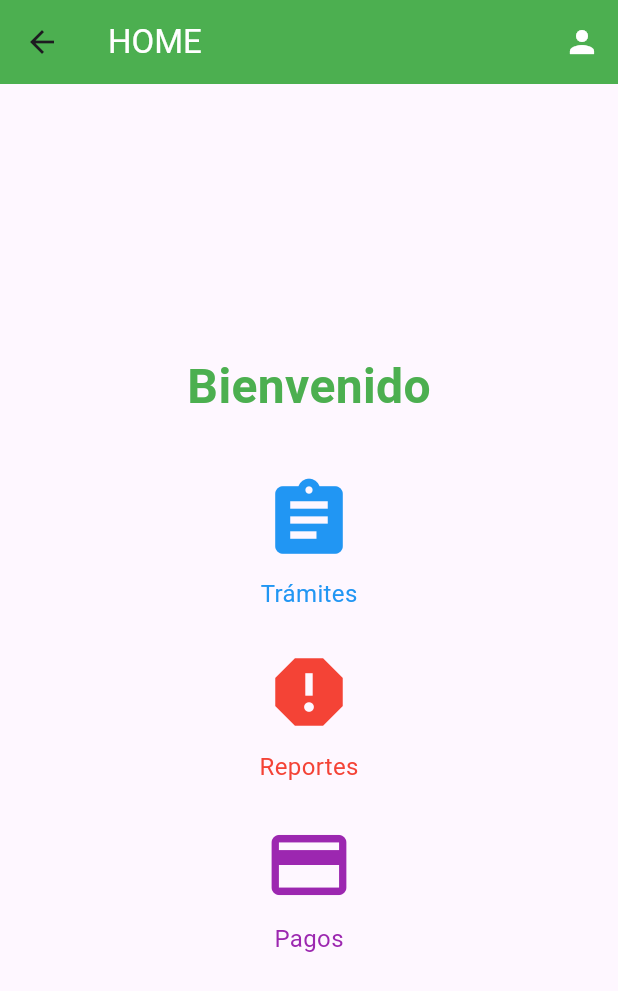
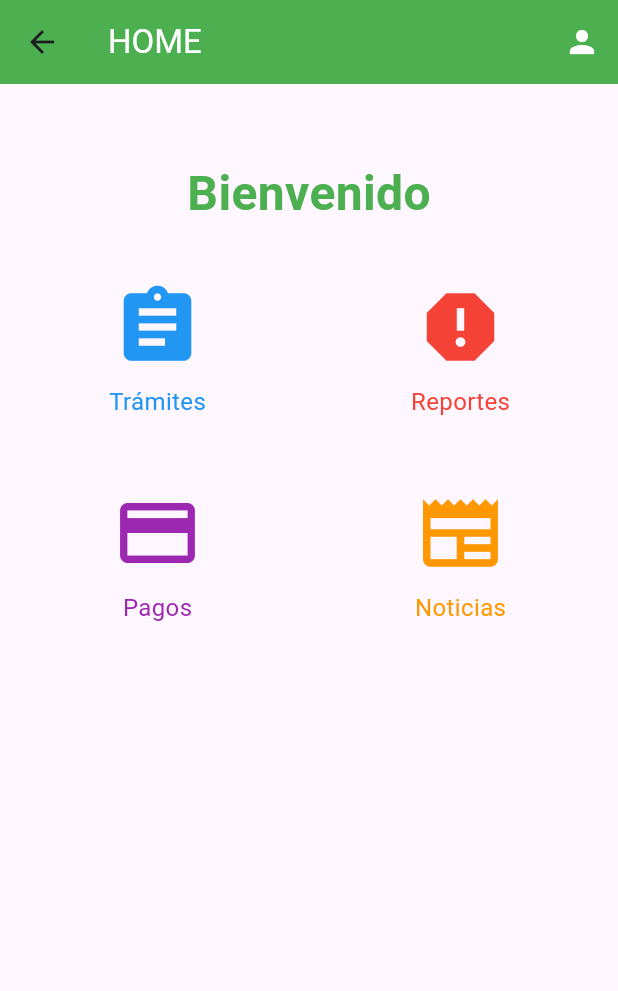
Before and after one commit to gerrycode01/gps_semovil, a Flutter app: the UserHomePage screen opened by its route, on a phone screen of 412 x 824 dp. Shown: the top 991 px of the screen. Run offline on Flutter 3.47's test engine with Material 3 defaults, Android fonts, the phone set to English and light mode, and no system bars; our stand-ins replace cloud_firestore, firebase_auth, firebase_core; accounts and stored records are empty.

Commit message:
diseño de noticias listo, funcionalidad en espera

```diff
--- a/lib/user/screens/user_home_page.dart
+++ b/lib/user/screens/user_home_page.dart
@@ -1,5 +1,6 @@
 import 'package:flutter/material.dart';
 import 'package:gps_semovil/user/screens/%20formalities/options.dart';
+import 'package:gps_semovil/user/screens/news/news.dart';
 import 'package:gps_semovil/user/screens/user_settings.dart';
 
 class MyApp extends StatelessWidget {
@@ -41,37 +42,55 @@ class _UserHomePageState extends State<UserHomePage> {
           )
         ],
       ),
-      body: Center(
-        child: Column(
+      body: Column(
         mainAxisAlignment: MainAxisAlignment.center,
-          children: <Widget>[
-            const Text(
+        children: [
+          SizedBox(height: 50,),
+          const Padding(
+            padding: EdgeInsets.only(bottom: 20),
+            child: Text(
               'Bienvenido',
               style: TextStyle(fontSize: 32, fontWeight: FontWeight.bold, color: Colors.green),
-            ), // Mensaje de bienvenida grande y en negritas
-            const SizedBox(height: 20), // Espacio entre el texto de bienvenida y los íconos
-            IconButtonRow(icon: Icons.assignment, color: Colors.blue, label: "Trámites", onPressed: () {
+            ),
+          ),
+          Expanded(
+            child: GridView.count(
+              crossAxisCount: 2,
+              childAspectRatio: 1.5,
+              padding: const EdgeInsets.all(8),
+              mainAxisSpacing: 8,
+              crossAxisSpacing: 8,
+              children: <Widget>[
+                IconActionButton(icon: Icons.assignment, color: Colors.blue, label: "Trámites", onPressed: () {
                   Navigator.push(
                       context,
                       MaterialPageRoute(
                           builder: (context) => const Options()));
                 }),
-            IconButtonRow(icon: Icons.report, color: Colors.red, label: "Reportes", onPressed: () {}),
-            IconButtonRow(icon: Icons.payment, color: Colors.purple, label: "Pagos", onPressed: () {}),
+                IconActionButton(icon: Icons.report, color: Colors.red, label: "Reportes", onPressed: () {}),
+                IconActionButton(icon: Icons.payment, color: Colors.purple, label: "Pagos", onPressed: () {}),
+                IconActionButton(icon: Icons.newspaper, color: Colors.orange, label: "Noticias", onPressed: () {
+                  Navigator.push(
+                      context,
+                      MaterialPageRoute(
+                          builder: (context) => const News()));
+                }),
               ],
             ),
+          ),
+        ],
       ),
     );
   }
 }
 
-class IconButtonRow extends StatelessWidget {
+class IconActionButton extends StatelessWidget {
   final IconData icon;
   final Color color;
   final String label;
   final VoidCallback onPressed;
 
-  const IconButtonRow({
+  const IconActionButton({
     super.key,
     required this.icon,
     required this.color,
@@ -81,19 +100,16 @@ class IconButtonRow extends StatelessWidget {
 
   @override
   Widget build(BuildContext context) {
-    return Padding(
-      padding: const EdgeInsets.all(8.0),
-      child: Column(
+    return Column(
       mainAxisSize: MainAxisSize.min,
       children: [
         IconButton(
-            iconSize: 60, // Aumenta el tamaño del ícono
+          iconSize: 60,
           icon: Icon(icon, color: color),
           onPressed: onPressed,
         ),
-          Text(label, style: TextStyle(fontSize: 16, color: color)), // Etiqueta debajo del ícono
+        Text(label, style: TextStyle(fontSize: 16, color: color)),
       ],
-      ),
     );
   }
 }
```
Also changed, not shown: lib/user/screens/news/news.dart (added, +67 -0 lines). Lines whose indentation alone changed are shown as unchanged.
